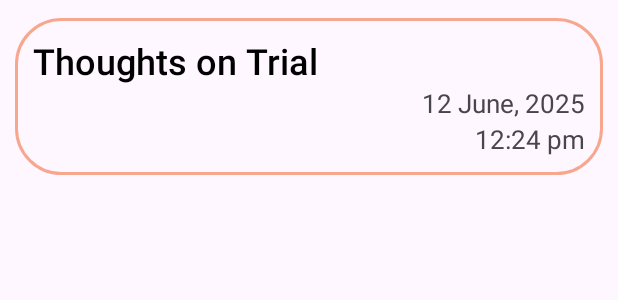
After one commit to Rastogi-Anmol/Cat-clinic, an Android app: the layout judgement_day_view.xml on its own in the app's theme, with its tools: preview values and no code run, on a phone screen of 412 x 824 dp. The commit adds this screen. Shown: the top 300 px of the screen. Run offline under Robolectric (Android 15) with nearby library versions, the phone set to English and light mode, and no system bars.

Commit message:
recyler view backend complete for judgement day history

```diff
--- a/app/src/main/java/com/example/catclinic/controllers/JudgementDayController.java
+++ b/app/src/main/java/com/example/catclinic/controllers/JudgementDayController.java
@@ -50,13 +50,11 @@ public class JudgementDayController {
         //get the
         String userId = sessionManager.getUserID();
         String userName = sessionManager.getUsername();
-        ZonedDateTime zonedDateTime = Clock.systemDefaultZone().instant().atZone(ZoneId.systemDefault());
-        String postingTime = DateTimeFormatter.ofPattern("dd-MM-yyyy HH:mm:ss").format(zonedDateTime);
 
         JudgementDayEntry judgementDayEntry = new JudgementDayEntry(userId,
                                             userName, thoughtOnTrial,
                                             evidenceFor, evidenceAgainst,
-                                            finalVerdict, postingTime);
+                                            finalVerdict);
 
         JudgementDayRepository.getInstance().addJudgementDayEntry(judgementDayEntry, onSuccess, onFailure);
 
--- /dev/null
+++ b/app/src/main/res/layout/judgement_day_view.xml
@@ -0,0 +1,46 @@
+<?xml version="1.0" encoding="utf-8"?>
+<RelativeLayout xmlns:android="http://schemas.android.com/apk/res/android"
+    android:layout_width="match_parent"
+    android:layout_height="wrap_content"
+    android:layout_marginTop="12dp"
+    android:layout_marginStart="10dp"
+    android:layout_marginEnd="10dp"
+    android:padding="12dp"
+    android:background="@xml/custom_edit_text"
+    >
+
+
+    <TextView
+        android:layout_width="match_parent"
+        android:layout_height="wrap_content"
+        android:id="@+id/activityName"
+        android:textColor="@color/black"
+        android:textSize="24dp"
+        android:text="Thoughts on Trial"
+        android:fontFamily="sans-serif-medium"/>
+
+
+    <TextView
+        android:layout_width="match_parent"
+        android:layout_height="wrap_content"
+        android:layout_below="@+id/activityName"
+        android:layout_alignParentEnd="true"
+        android:id="@+id/activityDate"
+        android:textSize="17dp"
+        android:text="12 June, 2025"
+        android:textAlignment="textEnd"/>
+
+    <TextView
+        android:layout_width="match_parent"
+        android:layout_height="wrap_content"
+        android:layout_alignParentEnd="true"
+        android:layout_below="@id/activityDate"
+        android:id="@+id/activityTime"
+        android:text="12:24 pm"
+        android:textSize="17dp"
+        android:textAlignment="textEnd"/>
+
+
+
+
+</RelativeLayout>
```
Also changed, not shown: app/src/main/AndroidManifest.xml (+8 -4 lines), app/src/main/java/com/example/catclinic/models/JudgementDayEntry.java (+20 -9 lines), app/src/main/java/com/example/catclinic/repositories/JudgementDayRepository.java (+27 -17 lines), app/src/main/java/com/example/catclinic/utils/JudgementDayViewAdapter.java (added, +43 -0 lines), app/src/main/java/com/example/catclinic/utils/JudgementDayViewHolder.java (added, +22 -0 lines), app/src/main/java/com/example/catclinic/views/JudgementDayActivity.java (+14 -0 lines), app/src/main/java/com/example/catclinic/views/JudgementDayHistoryActivity.java (added, +93 -0 lines), app/src/main/res/layout/activity_judgement_day_history_activity.xml (added, +31 -0 lines), app/src/main/res/drawable/back_btn_cat.png (added).
